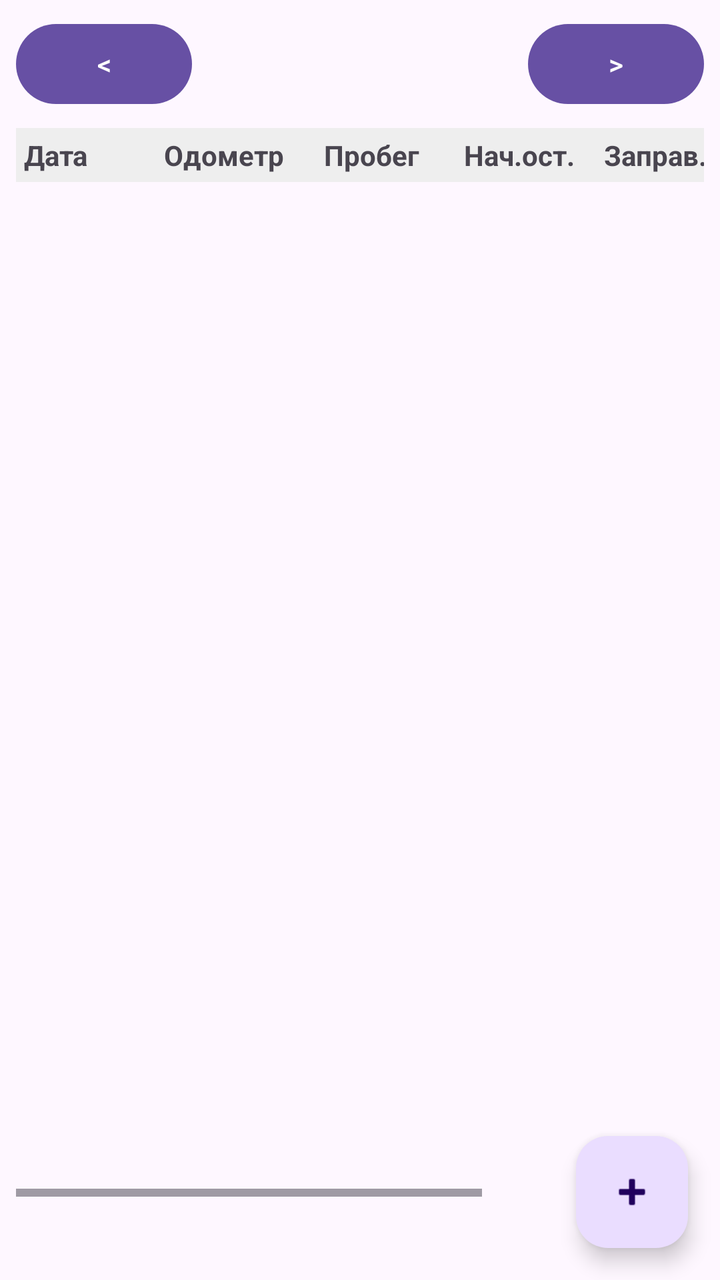
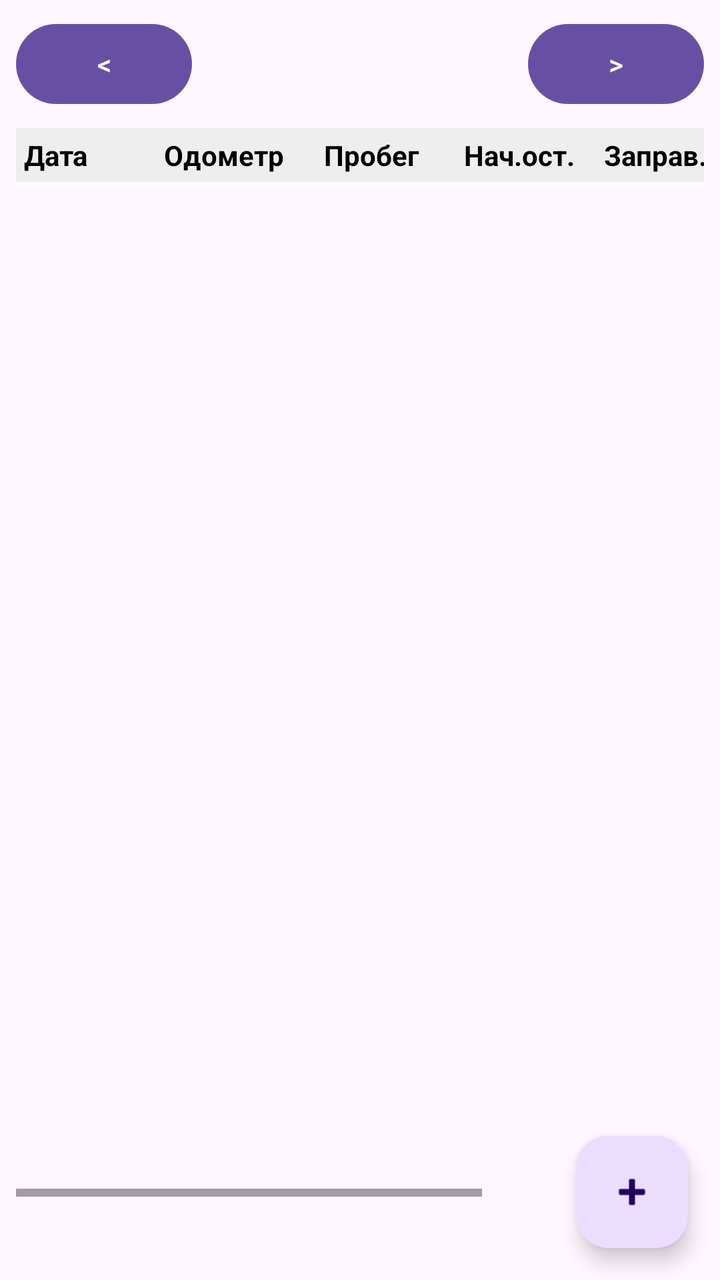

An Android layout rendered at two revisions. The XML below is the earlier revision; the diff shows what the commit changed to produce the second picture.
<!-- AndroidManifest.xml: application theme Theme.Material3.DayNight.NoActionBar -->
<!-- res/layout/fragment_month.xml -->
<?xml version="1.0" encoding="utf-8"?>
<FrameLayout xmlns:android="http://schemas.android.com/apk/res/android"
    android:layout_width="match_parent"
    android:layout_height="match_parent">

    <LinearLayout
        android:layout_width="match_parent"
        android:layout_height="match_parent"
        android:orientation="vertical"
        android:padding="8dp">

        <LinearLayout
            android:layout_width="match_parent"
            android:layout_height="wrap_content"
            android:orientation="horizontal"
            android:gravity="center_vertical">

            <Button
                android:id="@+id/btnPrevMonth"
                android:layout_width="wrap_content"
                android:layout_height="wrap_content"
                android:text="@string/month_prev" />

            <TextView
                android:id="@+id/tvMonthTitle"
                android:layout_width="0dp"
                android:layout_height="wrap_content"
                android:layout_weight="1"
                android:gravity="center"
                android:textSize="18sp"
                android:textStyle="bold" />

            <Button
                android:id="@+id/btnNextMonth"
                android:layout_width="wrap_content"
                android:layout_height="wrap_content"
                android:text="@string/month_next" />
        </LinearLayout>

        <HorizontalScrollView
            android:layout_width="match_parent"
            android:layout_height="0dp"
            android:layout_weight="1"
            android:layout_marginTop="8dp">

            <LinearLayout
                android:layout_width="wrap_content"
                android:layout_height="match_parent"
                android:orientation="vertical">

                <LinearLayout
                    android:layout_width="wrap_content"
                    android:layout_height="wrap_content"
                    android:orientation="horizontal"
                    android:background="#EEEEEE"
                    android:padding="4dp">

                    <TextView android:layout_width="70dp" android:layout_height="wrap_content" android:text="Дата" android:textStyle="bold" />
                    <TextView android:layout_width="80dp" android:layout_height="wrap_content" android:text="Одометр" android:textStyle="bold" />
                    <TextView android:layout_width="70dp" android:layout_height="wrap_content" android:text="Пробег" android:textStyle="bold" />
                    <TextView android:layout_width="70dp" android:layout_height="wrap_content" android:text="Нач.ост." android:textStyle="bold" />
                    <TextView android:layout_width="70dp" android:layout_height="wrap_content" android:text="Заправ." android:textStyle="bold" />
                    <TextView android:layout_width="70dp" android:layout_height="wrap_content" android:text="Расход" android:textStyle="bold" />
                    <TextView android:layout_width="70dp" android:layout_height="wrap_content" android:text="Ост.кон." android:textStyle="bold" />
                </LinearLayout>

                <androidx.recyclerview.widget.RecyclerView
                    android:id="@+id/recyclerMonth"
                    android:layout_width="wrap_content"
                    android:layout_height="wrap_content"
                    android:nestedScrollingEnabled="false" />
            </LinearLayout>
        </HorizontalScrollView>

        <TextView
            android:id="@+id/tvTotals"
            android:layout_width="match_parent"
            android:layout_height="wrap_content"
            android:padding="8dp"
            android:textSize="13sp"
            android:textStyle="bold" />
    </LinearLayout>

    <com.google.android.material.floatingactionbutton.FloatingActionButton
        android:id="@+id/fabAddDayMonth"
        android:layout_width="wrap_content"
        android:layout_height="wrap_content"
        android:layout_gravity="bottom|end"
        android:layout_margin="16dp"
        android:contentDescription="@string/add_day"
        android:src="@android:drawable/ic_input_add" />
</FrameLayout>
<!-- resources referenced by this layout -->
<resources>
  <string name="add_day">+ День</string>
  <string name="month_next">&gt;</string>
  <string name="month_prev">&lt;</string>
</resources>

<!-- the commit's change to res/layout/fragment_month.xml (unified diff, before → after) -->
@@ -27,6 +27,7 @@
                 android:layout_height="wrap_content"
                 android:layout_weight="1"
                 android:gravity="center"
+                android:textColor="#000000"
                 android:textSize="18sp"
                 android:textStyle="bold" />
 
@@ -55,13 +56,13 @@
                     android:background="#EEEEEE"
                     android:padding="4dp">
 
-                    <TextView android:layout_width="70dp" android:layout_height="wrap_content" android:text="Дата" android:textStyle="bold" />
-                    <TextView android:layout_width="80dp" android:layout_height="wrap_content" android:text="Одометр" android:textStyle="bold" />
-                    <TextView android:layout_width="70dp" android:layout_height="wrap_content" android:text="Пробег" android:textStyle="bold" />
-                    <TextView android:layout_width="70dp" android:layout_height="wrap_content" android:text="Нач.ост." android:textStyle="bold" />
-                    <TextView android:layout_width="70dp" android:layout_height="wrap_content" android:text="Заправ." android:textStyle="bold" />
-                    <TextView android:layout_width="70dp" android:layout_height="wrap_content" android:text="Расход" android:textStyle="bold" />
-                    <TextView android:layout_width="70dp" android:layout_height="wrap_content" android:text="Ост.кон." android:textStyle="bold" />
+                    <TextView android:layout_width="70dp" android:layout_height="wrap_content" android:text="Дата" android:textColor="#000000" android:textStyle="bold" />
+                    <TextView android:layout_width="80dp" android:layout_height="wrap_content" android:text="Одометр" android:textColor="#000000" android:textStyle="bold" />
+                    <TextView android:layout_width="70dp" android:layout_height="wrap_content" android:text="Пробег" android:textColor="#000000" android:textStyle="bold" />
+                    <TextView android:layout_width="70dp" android:layout_height="wrap_content" android:text="Нач.ост." android:textColor="#000000" android:textStyle="bold" />
+                    <TextView android:layout_width="70dp" android:layout_height="wrap_content" android:text="Заправ." android:textColor="#000000" android:textStyle="bold" />
+                    <TextView android:layout_width="70dp" android:layout_height="wrap_content" android:text="Расход" android:textColor="#000000" android:textStyle="bold" />
+                    <TextView android:layout_width="70dp" android:layout_height="wrap_content" android:text="Ост.кон." android:textColor="#000000" android:textStyle="bold" />
                 </LinearLayout>
 
                 <androidx.recyclerview.widget.RecyclerView
@@ -77,6 +78,7 @@
             android:layout_width="match_parent"
             android:layout_height="wrap_content"
             android:padding="8dp"
+            android:textColor="#000000"
             android:textSize="13sp"
             android:textStyle="bold" />
     </LinearLayout>
